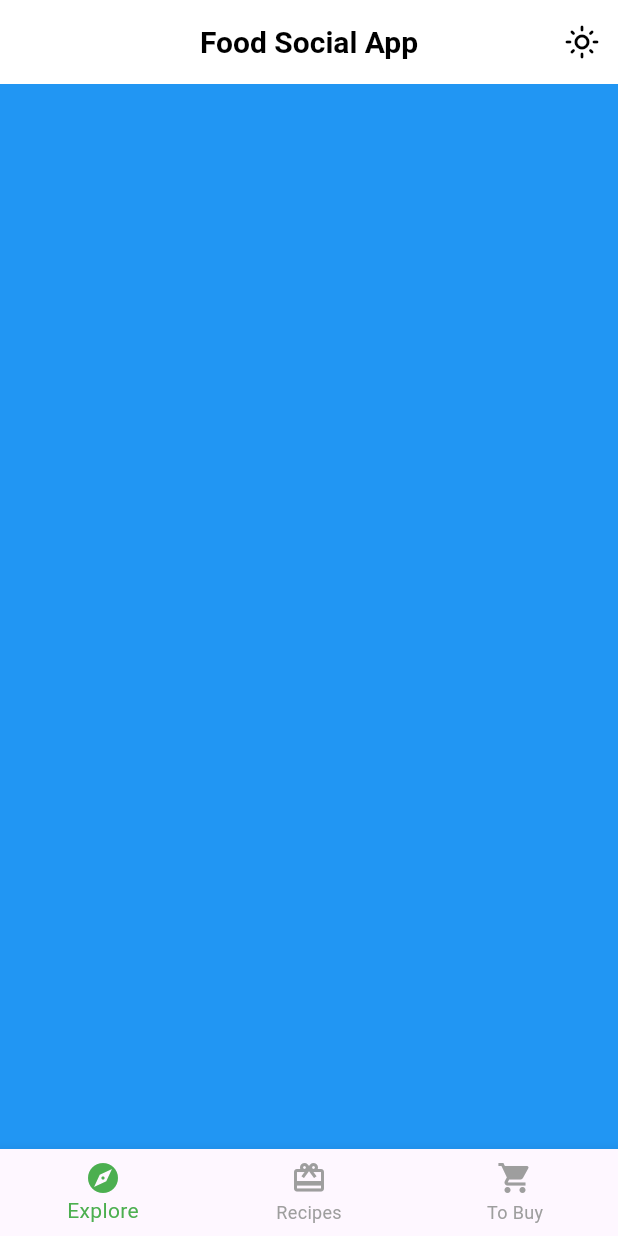
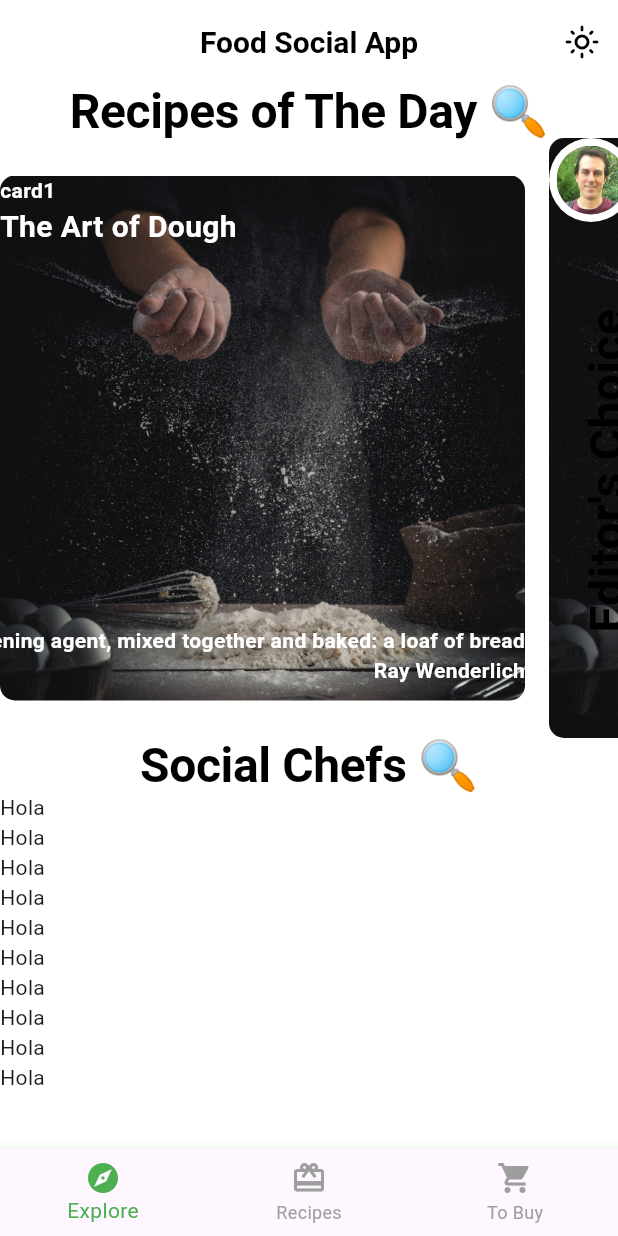
Before and after one commit to JoseArturoGuzman/foodsocialapp, a Flutter app: the screen it shows after launch, on a phone screen of 412 x 824 dp. Run offline on Flutter 3.47's test engine with Material 3 defaults, Android fonts, the phone set to English and light mode, and no system bars.

Commit message:
feat: Consumiendo los servicios mocks en los cards de recipes y posts

```diff
--- a/lib/api/api_service.dart
+++ b/lib/api/api_service.dart
@@ -6,7 +6,7 @@ import 'package:socialfoodapp/models/explore_recipe.dart';
 import 'package:socialfoodapp/models/post.dart';
 import 'package:socialfoodapp/models/simple_recipe.dart';
 
-class ApiServuce{
+class ApiService{
 
   //Cargar una data desde un archivo (json)
   Future<String> _loadAssets(String path) async{
--- /dev/null
+++ b/lib/components/friend_post_list_view.dart
@@ -0,0 +1,41 @@
+import 'package:flutter/material.dart';
+import 'package:socialfoodapp/components/card1.dart';
+import 'package:socialfoodapp/models/explore_recipe.dart';
+
+import '../models/post.dart';
+import 'card2.dart';
+import 'card3.dart';
+
+class FriendPostListView extends StatelessWidget {
+  const FriendPostListView({super.key, required this.friendPosts});
+
+  final List<Post> friendPosts;
+
+  @override
+  Widget build(BuildContext context) {
+    return Column(
+      children: [
+        Text('Social Chefs 🔍',
+          style: Theme.of(context).textTheme.displayLarge,
+        ),
+        Container(
+          height: 400,
+          color: Colors.transparent,
+          child: ListView.separated(
+            itemCount: friendPosts.length,
+            scrollDirection: Axis.vertical,
+            shrinkWrap: true,
+            primary: false,
+            itemBuilder: (context, index) {
+              final friendPost = friendPosts[index];
+              return Text("Hola");
+            },
+            separatorBuilder: (context, index) {
+              return SizedBox(width: 16,);
+            },
+          ),
+        )
+      ],
+    );
+  }
+}
--- /dev/null
+++ b/lib/components/today_recipe_listview.dart
@@ -0,0 +1,50 @@
+import 'package:flutter/material.dart';
+import 'package:socialfoodapp/components/card1.dart';
+import 'package:socialfoodapp/models/explore_recipe.dart';
+
+import 'card2.dart';
+import 'card3.dart';
+
+class TodayRecipeListview extends StatelessWidget {
+  const TodayRecipeListview({super.key, required this.recipes});
+
+  final List<ExploreRecipe> recipes;
+
+  @override
+  Widget build(BuildContext context) {
+    return Column(
+      children: [
+        Text('Recipes of The Day 🔍',
+        style: Theme.of(context).textTheme.displayLarge,
+        ),
+        Container(
+          height: 400,
+          color: Colors.transparent,
+          child: ListView.separated(
+            itemCount: recipes.length,
+            scrollDirection: Axis.horizontal,
+            itemBuilder: (context, index) {
+              final recipe = recipes[index];
+              return buildCard(recipe);
+            },
+            separatorBuilder: (context, index) {
+              return SizedBox(width: 16,);
+            },
+          ),
+        )
+      ],
+    );
+  }
+
+  Widget buildCard(ExploreRecipe recipe) {
+    if (recipe.cardType == CardTypes.card1) {
+      return Card1(recipe: recipe);
+    } else if (recipe.cardType == CardTypes.card2) {
+      return Card2(recipe: recipe);
+    } else if (recipe.cardType == CardTypes.card3) {
+      return Card3(recipe: recipe);
+    } else {
+      throw Exception("This Card does not exists");
+    }
+  }
+}
--- a/lib/models/explore_recipe.dart
+++ b/lib/models/explore_recipe.dart
@@ -1,5 +1,11 @@
 import 'ingredient.dart';
 import 'instruction.dart';
+
+class CardTypes{
+  static const card1 = "card1";
+  static const card2 = "card2";
+  static const card3 = "card3";
+}
 
 class ExploreRecipe {
   final String id;
--- a/lib/screens/explore_screen.dart
+++ b/lib/screens/explore_screen.dart
@@ -1,8 +1,15 @@
 import 'package:flutter/material.dart';
+import 'package:socialfoodapp/api/api_service.dart';
 import 'package:socialfoodapp/components/card1.dart';
+import 'package:socialfoodapp/components/today_recipe_listview.dart';
+
+import '../components/friend_post_list_view.dart';
 
 class ExploreScreen extends StatelessWidget {
-  const ExploreScreen({super.key});
+  ExploreScreen({super.key});
+
+  //Instanciar un objeto
+  final apiService = ApiService();
 
   @override
   Widget build(BuildContext context) {
@@ -10,8 +17,21 @@ class ExploreScreen extends StatelessWidget {
     //  child: Card1(),
     //);
 
-    return Container(
-      color: Colors.blue,
+    return FutureBuilder(
+      future: apiService.getExploreData(),
+      builder: (context, snapshot) {
+        if (snapshot.connectionState == ConnectionState.done) {
+          return ListView(
+            scrollDirection: Axis.vertical,
+            children: [
+              TodayRecipeListview(recipes: snapshot.data?.todayRecipes ?? []),
+              FriendPostListView(friendPosts: snapshot.data?.friendPosts ?? [])
+            ],
+          );
+        } else {
+          return Center(child: CircularProgressIndicator());
+        }
+      },
     );
   }
 }
```
Also changed, not shown: assets/sample_data/sample_explore_recipes.json (+22 -108 lines), lib/components/friend_post.dart (added, +10 -0 lines).
